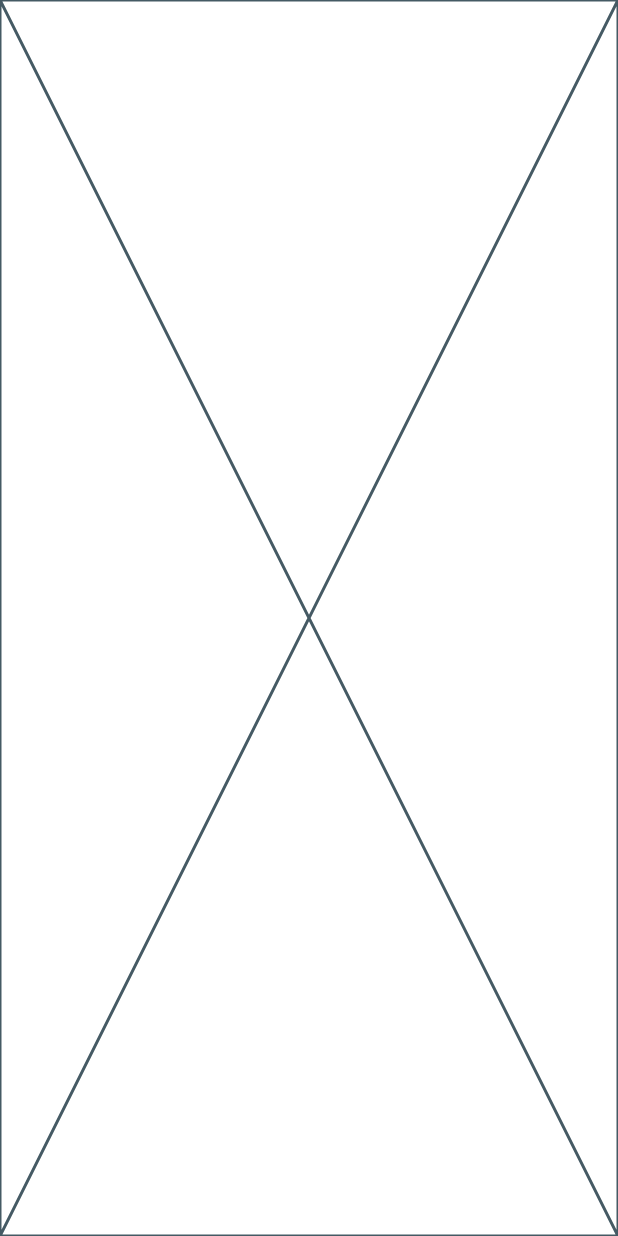
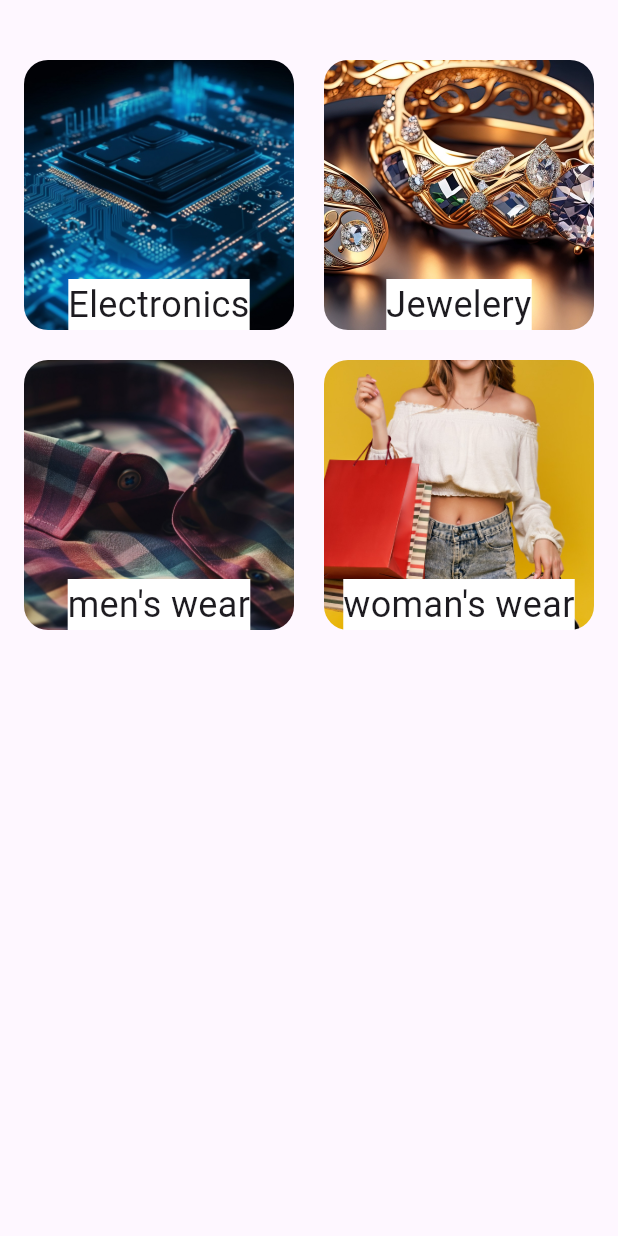
Before and after one commit to AmrReda92/shopping_app, a Flutter app: the screen it shows after launch, on a phone screen of 412 x 824 dp. Run offline on Flutter 3.47's test engine with Material 3 defaults, Android fonts, the phone set to English and light mode, and no system bars.

Commit message:
finish home screen grid view

```diff
--- /dev/null
+++ b/lib/features/home/presentation/models/category_model.dart
@@ -0,0 +1,24 @@
+class CategoryModel {
+  final String title ;
+  final String image ;
+  CategoryModel({required this.title,required this.image});
+}
+
+List<CategoryModel> categoryModel =[
+  CategoryModel(
+      title: "Electronics",
+      image: "assets/images/elect.jpg"
+  ),
+  CategoryModel(
+      title: "Jewelery",
+      image: "assets/images/jewel.jpg"
+  ),
+  CategoryModel(
+      title: "men's wear",
+      image: "assets/images/man.jpg"
+  ),
+  CategoryModel(
+      title: "woman's wear",
+      image: "assets/images/woman.png"
+  ),
+];
--- a/lib/features/home/presentation/ui/home_screen.dart
+++ b/lib/features/home/presentation/ui/home_screen.dart
@@ -1,10 +1,23 @@
 import 'package:flutter/material.dart';
+import 'package:shopping_app/features/home/presentation/widgets/custom_grid_view_category.dart';
 
 class HomeScreen extends StatelessWidget {
   const HomeScreen({super.key});
 
   @override
   Widget build(BuildContext context) {
-    return const Placeholder();
+    return Scaffold(
+      body: SafeArea(
+        child: Padding(
+          padding: const EdgeInsets.symmetric(horizontal: 16),
+          child: Column(
+            children: [
+              SizedBox(height: 40,),
+              Expanded(child: CustomGridViewCategory())
+            ],
+          ),
+        ),
+      ),
+    );
   }
 }
--- /dev/null
+++ b/lib/features/home/presentation/widgets/custom_category_item.dart
@@ -0,0 +1,24 @@
+import 'package:flutter/material.dart';
+import 'package:shopping_app/features/home/presentation/models/category_model.dart';
+
+class CustomCategoryItem extends StatelessWidget {
+  final CategoryModel category ;
+  const CustomCategoryItem({super.key, required this.category});
+
+  @override
+  Widget build(BuildContext context) {
+    return Stack(
+      alignment: Alignment.bottomCenter,
+      children: [
+        ClipRRect(
+            borderRadius: BorderRadius.circular(16),
+            child: Image.asset(category.image,height:250,width:250,fit: BoxFit.cover,)),
+        Container(
+            decoration: BoxDecoration(
+                color: Colors.white
+            ),
+            child: Text(category.title,textAlign:TextAlign.center ,style: TextStyle(fontSize: 24),))
+      ],
+    );
+  }
+}
--- /dev/null
+++ b/lib/features/home/presentation/widgets/custom_grid_view_category.dart
@@ -0,0 +1,24 @@
+import 'package:flutter/material.dart';
+import 'package:shopping_app/features/home/presentation/models/category_model.dart';
+import 'package:shopping_app/features/home/presentation/widgets/custom_category_item.dart';
+
+class CustomGridViewCategory extends StatelessWidget {
+  const CustomGridViewCategory({super.key});
+
+  @override
+  Widget build(BuildContext context) {
+    return  GridView.builder(
+      itemCount: 4,
+            gridDelegate:SliverGridDelegateWithFixedCrossAxisCount(
+            crossAxisCount: 2,
+            mainAxisSpacing: 20 ,
+            crossAxisSpacing: 20,
+        ),
+        itemBuilder: (context,index){
+          final CategoryModel category = categoryModel[index] ;
+          return CustomCategoryItem(category: category);
+        }
+    );
+
+  }
+}
--- a/pubspec.yaml
+++ b/pubspec.yaml
@@ -58,9 +58,8 @@ flutter:
   uses-material-design: true
 
   # To add assets to your application, add an assets section, like this:
-  # assets:
-  #   - images/a_dot_burr.jpeg
-  #   - images/a_dot_ham.jpeg
+  assets:
+    - assets/images/
 
   # An image asset can refer to one or more resolution-specific "variants", see
   # https://flutter.dev/to/resolution-aware-images
```
Also changed, not shown: assets/images/elect.jpg (added), assets/images/jewel.jpg (added), assets/images/man.jpg (added), assets/images/woman.png (added), 1 other file.
